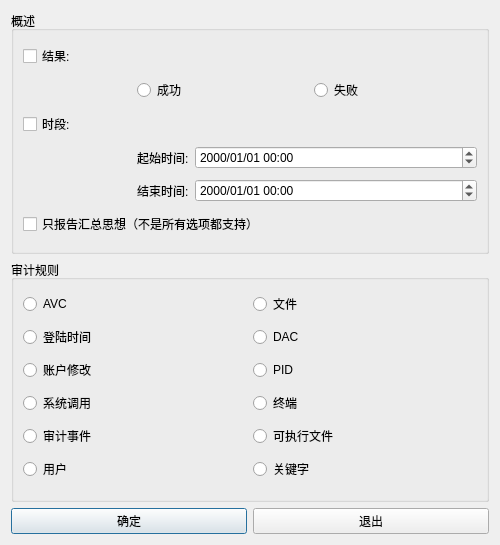
The window that AUD/reportdialog.ui (liuyufeng509/SecCenter) describes before a commit, drawn with Qt 5.
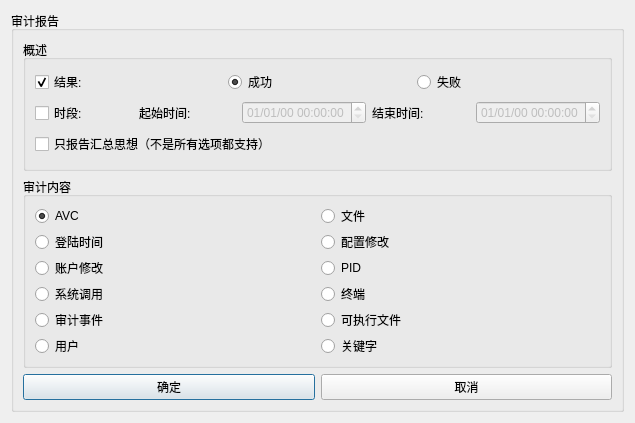
The same window after the commit.

```diff
--- a/AUD/reportdialog.ui
+++ b/AUD/reportdialog.ui
@@ -6,28 +6,42 @@
    <rect>
     <x>0</x>
     <y>0</y>
-    <width>500</width>
-    <height>545</height>
+    <width>635</width>
+    <height>423</height>
    </rect>
   </property>
   <property name="windowTitle">
    <string>审计报告</string>
   </property>
   <layout class="QGridLayout" name="gridLayout_2">
+   <item row="0" column="0">
+    <widget class="QGroupBox" name="groupBox_4">
+     <property name="enabled">
+      <bool>true</bool>
+     </property>
+     <property name="title">
+      <string>审计报告</string>
+     </property>
+     <layout class="QGridLayout" name="gridLayout">
    <item row="0" column="0" colspan="2">
-    <widget class="QGroupBox" name="groupBox">
+       <widget class="QGroupBox" name="groupBox_8">
      <property name="title">
       <string>概述</string>
      </property>
-     <layout class="QGridLayout" name="gridLayout_3">
-      <item row="0" column="0" colspan="2">
-       <widget class="QCheckBox" name="checkBox">
+        <layout class="QVBoxLayout" name="verticalLayout">
+         <item>
+          <layout class="QHBoxLayout" name="horizontalLayout">
+           <item>
+            <widget class="QCheckBox" name="res_checkBox">
         <property name="text">
          <string>结果:</string>
         </property>
-       </widget>
-      </item>
-      <item row="1" column="0">
+             <property name="checked">
+              <bool>true</bool>
+             </property>
+            </widget>
+           </item>
+           <item>
        <spacer name="horizontalSpacer">
         <property name="orientation">
          <enum>Qt::Horizontal</enum>
@@ -40,40 +54,17 @@
         </property>
        </spacer>
       </item>
-      <item row="1" column="1" colspan="2">
-       <widget class="QRadioButton" name="radioButton">
+           <item>
+            <widget class="QRadioButton" name="sucButton">
         <property name="text">
          <string>成功</string>
         </property>
-        <attribute name="buttonGroup">
-         <string notr="true">buttonGroup</string>
-        </attribute>
-       </widget>
-      </item>
-      <item row="1" column="3">
-       <spacer name="horizontalSpacer_2">
-        <property name="orientation">
-         <enum>Qt::Horizontal</enum>
-        </property>
-        <property name="sizeHint" stdset="0">
-         <size>
-          <width>100</width>
-          <height>20</height>
-         </size>
-        </property>
-       </spacer>
-      </item>
-      <item row="1" column="4">
-       <widget class="QRadioButton" name="radioButton_2">
-        <property name="text">
-         <string>失败</string>
-        </property>
-        <attribute name="buttonGroup">
-         <string notr="true">buttonGroup</string>
-        </attribute>
-       </widget>
-      </item>
-      <item row="1" column="5">
+             <property name="checked">
+              <bool>true</bool>
+             </property>
+            </widget>
+           </item>
+           <item>
        <spacer name="horizontalSpacer_3">
         <property name="orientation">
          <enum>Qt::Horizontal</enum>
@@ -86,136 +77,177 @@
         </property>
        </spacer>
       </item>
-      <item row="2" column="0" colspan="2">
-       <widget class="QCheckBox" name="checkBox_2">
+           <item>
+            <widget class="QRadioButton" name="failButton">
+             <property name="text">
+              <string>失败</string>
+             </property>
+            </widget>
+           </item>
+           <item>
+            <spacer name="horizontalSpacer_2">
+             <property name="orientation">
+              <enum>Qt::Horizontal</enum>
+             </property>
+             <property name="sizeHint" stdset="0">
+              <size>
+               <width>100</width>
+               <height>20</height>
+              </size>
+             </property>
+            </spacer>
+           </item>
+          </layout>
+         </item>
+         <item>
+          <layout class="QHBoxLayout" name="horizontalLayout_3">
+           <item>
+            <widget class="QCheckBox" name="tm_sec_checkBox">
         <property name="text">
          <string>时段:</string>
         </property>
        </widget>
       </item>
-      <item row="3" column="2" colspan="4">
-       <widget class="QDateTimeEdit" name="dateTimeEdit">
-        <property name="displayFormat">
-         <string>yyyy/MM/dd HH:mm</string>
-        </property>
-       </widget>
-      </item>
-      <item row="4" column="2" colspan="4">
-       <widget class="QDateTimeEdit" name="dateTimeEdit_2">
-        <property name="displayFormat">
-         <string>yyyy/MM/dd HH:mm</string>
-        </property>
-       </widget>
-      </item>
-      <item row="5" column="0" colspan="6">
-       <widget class="QCheckBox" name="checkBox_3">
-        <property name="text">
-         <string>只报告汇总思想（不是所有选项都支持）</string>
-        </property>
-       </widget>
-      </item>
-      <item row="3" column="1">
+           <item>
        <widget class="QLabel" name="label">
         <property name="text">
          <string>起始时间:</string>
         </property>
        </widget>
       </item>
-      <item row="4" column="1">
+           <item>
+            <widget class="QDateTimeEdit" name="st_TimeEdit">
+             <property name="enabled">
+              <bool>false</bool>
+             </property>
+             <property name="displayFormat">
+              <string>MM/dd/yy hh:mm:ss</string>
+             </property>
+            </widget>
+           </item>
+           <item>
        <widget class="QLabel" name="label_2">
         <property name="text">
          <string>结束时间:</string>
         </property>
        </widget>
       </item>
+           <item>
+            <widget class="QDateTimeEdit" name="et_TimeEdit">
+             <property name="enabled">
+              <bool>false</bool>
+             </property>
+             <property name="displayFormat">
+              <string>MM/dd/yy hh:mm:ss</string>
+             </property>
+            </widget>
+           </item>
+          </layout>
+         </item>
+         <item>
+          <widget class="QCheckBox" name="rep_gener_checkBox">
+           <property name="text">
+            <string>只报告汇总思想（不是所有选项都支持）</string>
+           </property>
+          </widget>
+         </item>
      </layout>
     </widget>
    </item>
    <item row="1" column="0" colspan="2">
-    <widget class="QGroupBox" name="groupBox_2">
+       <widget class="QGroupBox" name="groupBox_9">
+        <property name="maximumSize">
+         <size>
+          <width>16777215</width>
+          <height>191</height>
+         </size>
+        </property>
      <property name="title">
-      <string>审计规则</string>
-     </property>
-     <layout class="QGridLayout" name="gridLayout">
+         <string>审计内容</string>
+        </property>
+        <layout class="QGridLayout" name="gridLayout_12">
       <item row="0" column="0">
-       <widget class="QRadioButton" name="radioButton_14">
+          <widget class="QRadioButton" name="avc_radioButton">
         <property name="text">
          <string>AVC</string>
         </property>
+           <property name="checked">
+            <bool>true</bool>
+           </property>
        </widget>
       </item>
       <item row="0" column="1">
-       <widget class="QRadioButton" name="radioButton_13">
+          <widget class="QRadioButton" name="file_radioButton">
         <property name="text">
          <string>文件</string>
         </property>
        </widget>
       </item>
       <item row="1" column="0">
-       <widget class="QRadioButton" name="radioButton_3">
+          <widget class="QRadioButton" name="logt_radioButton">
         <property name="text">
          <string>登陆时间</string>
         </property>
        </widget>
       </item>
       <item row="1" column="1">
-       <widget class="QRadioButton" name="radioButton_4">
+          <widget class="QRadioButton" name="config_radioButton">
         <property name="text">
-         <string>DAC</string>
+            <string>配置修改</string>
         </property>
        </widget>
       </item>
       <item row="2" column="0">
-       <widget class="QRadioButton" name="radioButton_6">
+          <widget class="QRadioButton" name="acc_change_radioButton">
         <property name="text">
          <string>账户修改</string>
         </property>
        </widget>
       </item>
       <item row="2" column="1">
-       <widget class="QRadioButton" name="radioButton_5">
+          <widget class="QRadioButton" name="pid_radioButton">
         <property name="text">
          <string>PID</string>
         </property>
        </widget>
       </item>
       <item row="3" column="0">
-       <widget class="QRadioButton" name="radioButton_11">
+          <widget class="QRadioButton" name="sys_call_radioButton">
         <property name="text">
          <string>系统调用</string>
         </property>
        </widget>
       </item>
       <item row="3" column="1">
-       <widget class="QRadioButton" name="radioButton_12">
+          <widget class="QRadioButton" name="term_radioButton">
         <property name="text">
          <string>终端</string>
         </property>
        </widget>
       </item>
       <item row="4" column="0">
-       <widget class="QRadioButton" name="radioButton_7">
+          <widget class="QRadioButton" name="aud_evt_radioButton">
         <property name="text">
          <string>审计事件</string>
         </property>
        </widget>
       </item>
       <item row="4" column="1">
-       <widget class="QRadioButton" name="radioButton_8">
+          <widget class="QRadioButton" name="exe_file_radioButton">
         <property name="text">
          <string>可执行文件</string>
         </property>
        </widget>
       </item>
       <item row="5" column="0">
-       <widget class="QRadioButton" name="radioButton_9">
+          <widget class="QRadioButton" name="user_radioButton">
         <property name="text">
          <string>用户</string>
         </property>
        </widget>
       </item>
       <item row="5" column="1">
-       <widget class="QRadioButton" name="radioButton_10">
+          <widget class="QRadioButton" name="kw_radioButton">
         <property name="text">
          <string>关键字</string>
         </property>
@@ -225,17 +257,20 @@
     </widget>
    </item>
    <item row="2" column="0">
-    <widget class="QPushButton" name="pushButton">
+       <widget class="QPushButton" name="okButton">
      <property name="text">
       <string>确定</string>
      </property>
     </widget>
    </item>
    <item row="2" column="1">
-    <widget class="QPushButton" name="pushButton_2">
+       <widget class="QPushButton" name="cancelButton">
      <property name="text">
-      <string>退出</string>
-     </property>
+         <string>取消</string>
+        </property>
+       </widget>
+      </item>
+     </layout>
     </widget>
    </item>
   </layout>
```
Left out of the diff: 3 changed lines with no effect on the pictures. Lines whose indentation alone changed are shown as unchanged.
